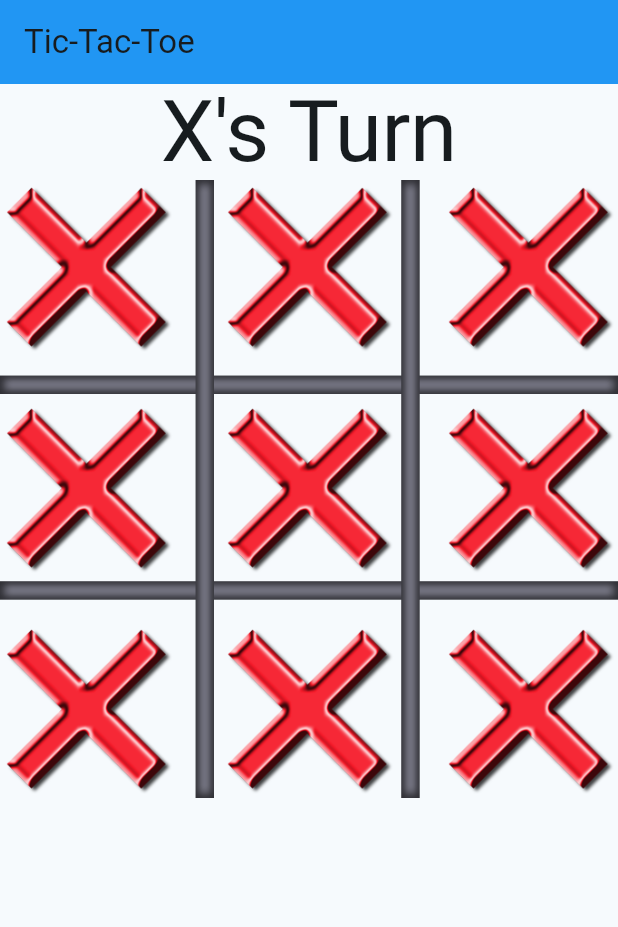
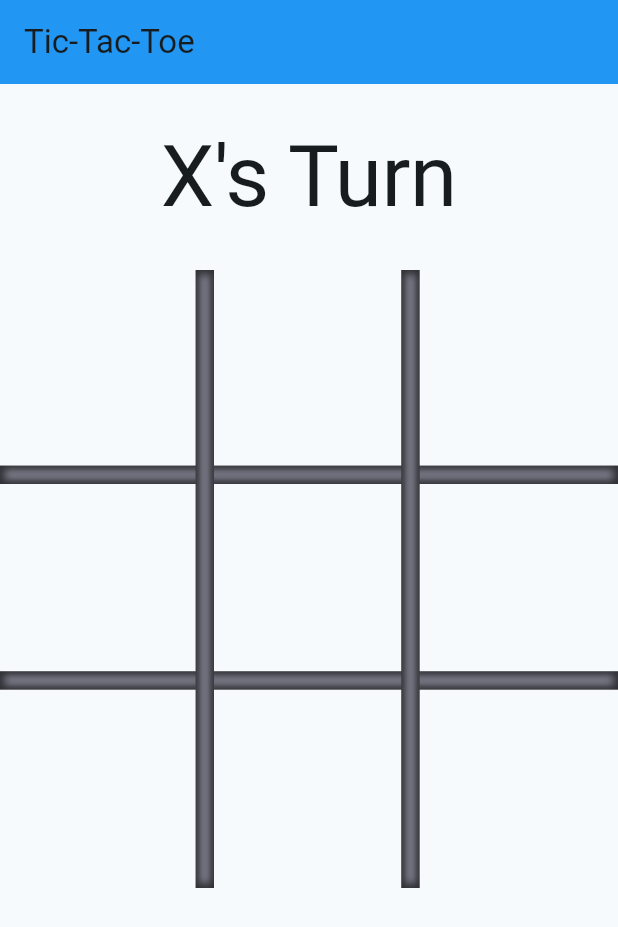
Before and after one commit to CSSE480-Fisher-Fall-2023-2024/Tic-Tac-Toe, a Flutter app: the screen it shows after launch, on a phone screen of 412 x 824 dp. Shown: the top 927 px of the screen. Run offline on Flutter 3.47's test engine with Material 2 defaults, Android fonts, the phone set to English and light mode, and no system bars.

```diff
--- a/tic_tac_toe/lib/tic_tac_toe_page.dart
+++ b/tic_tac_toe/lib/tic_tac_toe_page.dart
@@ -31,7 +31,22 @@ class _TicTacToePageState extends State<TicTacToePage> {
   Widget build(BuildContext context) {
     List<Widget> buttons = [];
     for (var k = 0; k < 9; k++) {
-      var newButton = Image.asset("assets/images/x.png");
+      var filename = "assets/images/blank.png";
+      if (game.board[k] == TicTacToeMark.x) {
+        filename = "assets/images/x.png";
+      } else if (game.board[k] == TicTacToeMark.o) {
+        filename = "assets/images/o.png";
+      }
+      var newButton = InkWell(
+        onTap: () {
+          print("You press button $k");
+          setState(() {
+            game.pressedSquare(k);
+            print(game);
+          });
+        },
+        child: Image.asset(filename),
+      );
       buttons.add(newButton);
     }
 
@@ -46,10 +61,13 @@ class _TicTacToePageState extends State<TicTacToePage> {
           constraints: const BoxConstraints(maxWidth: 500.0),
           child: Column(
             children: [
-              Text(
-                getStateString(),
-                // style: TextStyle(fontSize: 40.0),
-                style: Theme.of(context).textTheme.displayLarge,
+              Padding(
+                padding: const EdgeInsets.symmetric(vertical: 30.0),
+                child: Text(
+                  getStateString(),
+                  // style: TextStyle(fontSize: 40.0),
+                  style: Theme.of(context).textTheme.displayLarge,
+                ),
               ),
               Expanded(
                 child: Stack(
```
